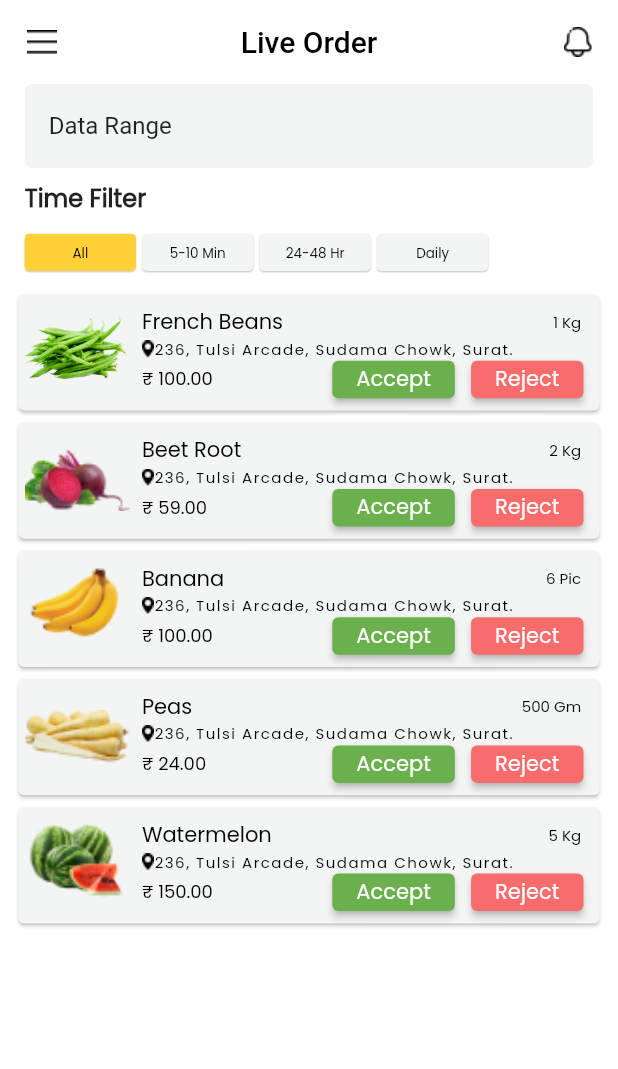
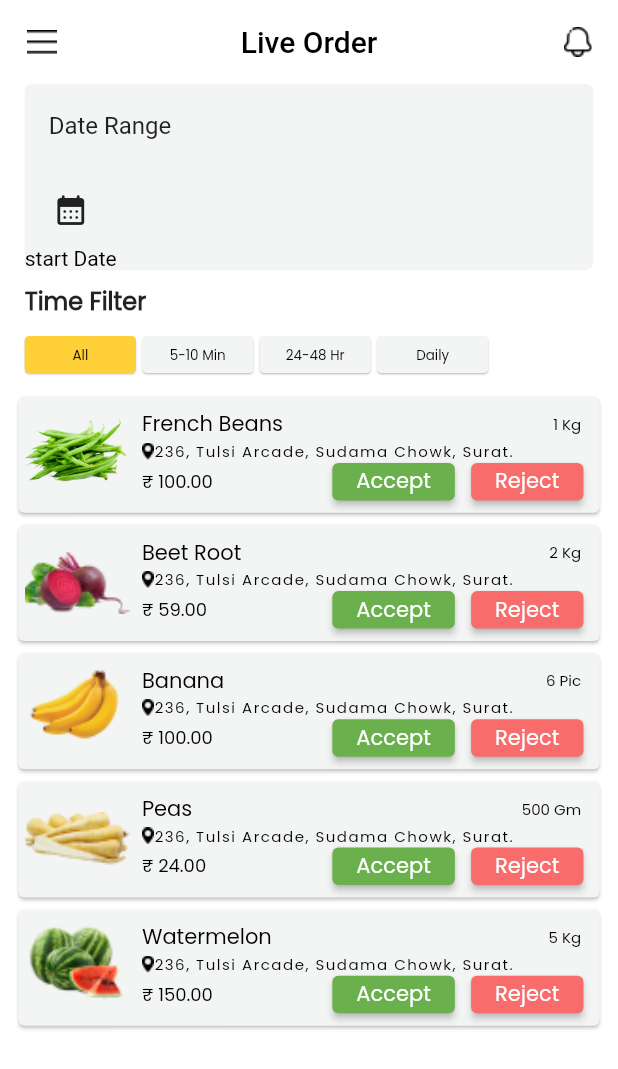
Before and after one commit to Neel-Paghadal/grocery_distributor, a Flutter app: the LiveorderPage screen opened directly, on a phone screen of 412 x 824 dp. Shown: the top 1069 px of the screen. Run offline on Flutter 3.47's test engine with Material 2 defaults, Android fonts, the phone set to English and light mode, and no system bars; our stand-ins replace flutter_svg, get.

Commit message:
add desgin godown stock add desgin user list add dash board add low stock add live order add order details

```diff
--- a/lib/Screens/live_order.dart
+++ b/lib/Screens/live_order.dart
@@ -21,6 +21,7 @@ class _LiveorderPageState extends State<LiveorderPage> {
   List<String> Price=['₹ 100.00','₹ 59.00','₹ 100.00','₹ 24.00','₹ 150.00',];
   List<String> Kg=["1 Kg","2 Kg","6 Pic","500 Gm","5 Kg"];
   int? selectedValueIndex = 1;
+  DateTime _selectedDate=DateTime.now();
   @override
   Widget build(BuildContext context) {
     var deviceHeight = MediaQuery.of(context).size.height;
@@ -58,8 +59,22 @@ class _LiveorderPageState extends State<LiveorderPage> {
                         child: Column(
                           children: [
                             ListTile(
-                              title: Text("Data Range"),
+                              title: Text("Date Range"),
                             ),
+                            Padding(
+                              padding:  EdgeInsets.only(top: deviceWidth*0.01),
+                              child: Row(
+                                children: [
+                                  Column(
+                                    children: [
+                                      IconButton(onPressed: (){},
+                                          icon: Icon(Icons.calendar_month_rounded)),
+                                      Text("start Date",style: TextStyle(color: Colors.black),),
+                                    ],
+                                  )
+                                ],
+                              ),
+                            )
                           ],
                         ))
                   ],
--- a/lib/main.dart
+++ b/lib/main.dart
@@ -27,11 +27,11 @@ class MyApp extends StatelessWidget {
         // useMaterial3: true,
       ),
       debugShowCheckedModeBanner: false,
-     // home:   SplashScreen(),
+      home:   SplashScreen(),
       // home:   LoginScreen(),
       // home:   SplashScreen(),
        //home:   HomeScreen(),
-      home: LiveorderPage(),
+      //home: LiveorderPage(),
       //home: DashbordPage(),
       //home: lowstockPage(),
       //home: OrderdetailsPage(),
--- a/pubspec.yaml
+++ b/pubspec.yaml
@@ -42,6 +42,7 @@ dependencies:
   awesome_snackbar_content: ^0.1.3
   carousel_slider: ^4.2.1
   art_sweetalert: ^0.0.5
+  date_picker_timeline:
 
   # The following adds the Cupertino Icons font to your application.
   # Use with the CupertinoIcons class for iOS style icons.
```
Also changed, not shown: pubspec.lock.
